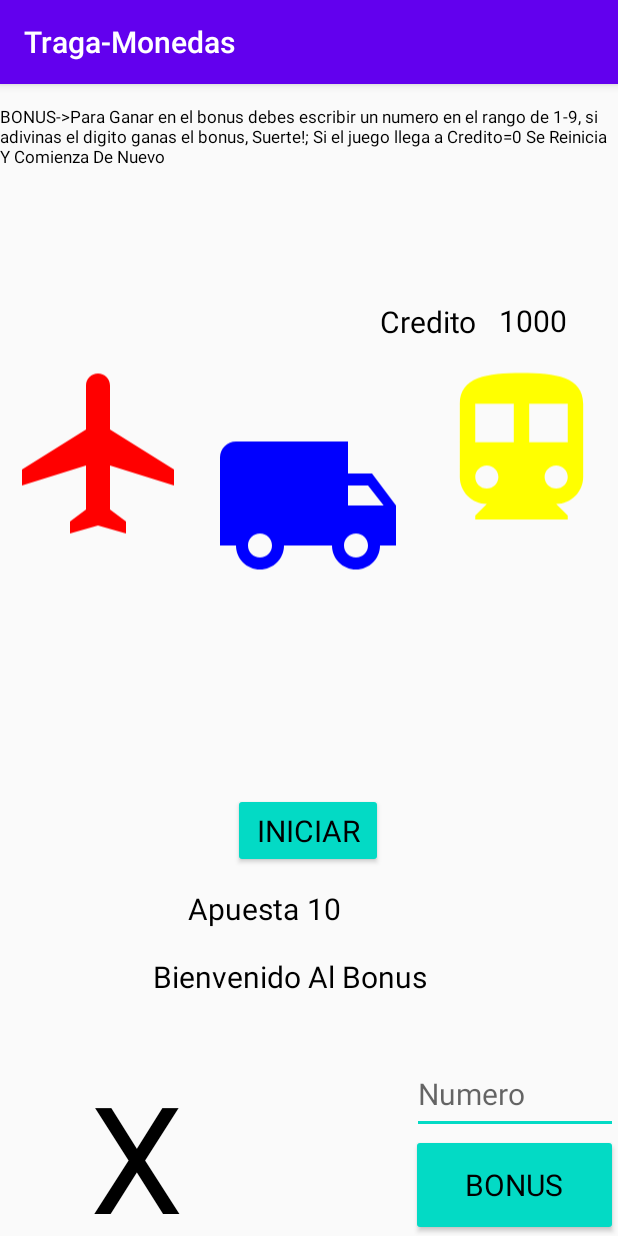
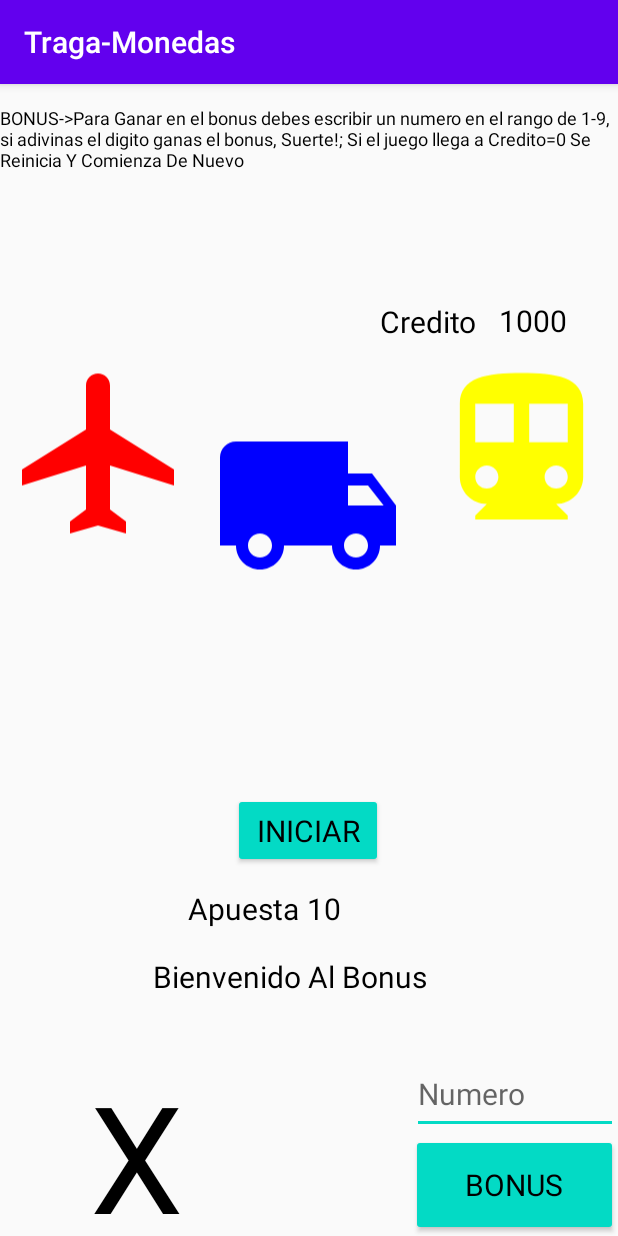
Before and after one commit to Marpol96/Ptoyecto2Parcial_MPLC, an Android app: the screen it shows after launch (MainActivity), on a phone screen of 412 x 824 dp. Run offline under Robolectric (Android 15) with nearby library versions, the phone set to English and light mode, and no system bars.

Commit message:
Avance13

```diff
--- a/Project/app/src/main/res/layout/activity_main.xml
+++ b/Project/app/src/main/res/layout/activity_main.xml
@@ -15,14 +15,14 @@
     <TextView
         android:id="@+id/text_Credito"
         android:layout_width="79dp"
-        android:layout_height="33dp"
+        android:layout_height="33sp"
         android:layout_marginStart="16sp"
-        android:layout_marginTop="71dp"
+        android:layout_marginTop="71sp"
         android:breakStrategy="high_quality"
         android:fontFamily="Roboto"
         android:text="@string/text_Credito"
         android:textColor="#000000"
-        android:textSize="20dp"
+        android:textSize="20sp"
         app:layout_constraintBottom_toTopOf="@+id/Vista3"
         app:layout_constraintEnd_toStartOf="@+id/text_Credit"
         app:layout_constraintHorizontal_bias="1.0"
@@ -33,9 +33,9 @@
 
     <TextView
         android:id="@+id/text_Credit"
-        android:layout_width="79dp"
-        android:layout_height="33dp"
-        android:layout_marginTop="84dp"
+        android:layout_width="79sp"
+        android:layout_height="33sp"
+        android:layout_marginTop="84sp"
         android:text="@string/text_Credit"
         android:fontFamily=""
         android:textColor="#000000"
@@ -48,9 +48,9 @@
 
     <ImageView
         android:id="@+id/Vista1"
-        android:layout_width="128dp"
-        android:layout_height="135dp"
-        android:layout_marginStart="4dp"
+        android:layout_width="128sp"
+        android:layout_height="135sp"
+        android:layout_marginStart="4sp"
         android:contentDescription="@string/Vista1"
         android:visibility="visible"
         app:layout_constraintBottom_toBottomOf="parent"
@@ -65,9 +65,9 @@
     <ImageView
         android:id="@+id/Vista3"
         android:fontFamily="Roboto"
-        android:layout_width="123dp"
-        android:layout_height="132dp"
-        android:layout_marginBottom="4dp"
+        android:layout_width="123sp"
+        android:layout_height="132sp"
+        android:layout_marginBottom="4sp"
         android:contentDescription="@string/Vista3"
         android:visibility="visible"
         app:layout_constraintBottom_toBottomOf="parent"
@@ -81,10 +81,10 @@
 
     <ImageView
         android:id="@+id/Vista2"
-        android:layout_width="128dp"
+        android:layout_width="128sp"
         android:fontFamily="Roboto"
-        android:layout_height="135dp"
-        android:layout_marginTop="130dp"
+        android:layout_height="135sp"
+        android:layout_marginTop="130sp"
         android:contentDescription="@string/Vista2"
         android:visibility="visible"
         app:layout_constraintBottom_toTopOf="@+id/Button_Play"
@@ -99,13 +99,13 @@
     <Button
         android:id="@+id/Button_Play"
         style="@style/Widget.AppCompat.Button.Colored"
-        android:layout_width="100dp"
-        android:layout_height="50dp"
+        android:layout_width="100sp"
+        android:layout_height="50sp"
         android:textColor="#000000"
         android:fontFamily="Roboto"
-        android:layout_marginBottom="324dp"
+        android:layout_marginBottom="324sp"
         android:text="@string/Button_Play"
-        android:textSize="20dp"
+        android:textSize="20sp"
         app:layout_constraintBottom_toBottomOf="parent"
         app:layout_constraintEnd_toEndOf="parent"
         app:layout_constraintHorizontal_bias="0.498"
@@ -115,8 +115,8 @@
 
     <TextView
         android:id="@+id/text_apuesta"
-        android:layout_width="79dp"
-        android:layout_height="33dp"
+        android:layout_width="79sp"
+        android:layout_height="33sp"
         android:textSize="20sp"
         android:fontFamily="Roboto"
         android:text="@string/text_Apuestatitulo"
@@ -131,9 +131,9 @@
 
     <TextView
         android:id="@+id/text_apues"
-        android:layout_width="71dp"
+        android:layout_width="71sp"
         android:fontFamily="Roboto"
-        android:layout_height="33dp"
+        android:layout_height="33sp"
         android:textSize="20sp"
         android:text="@string/text_Apuesta"
         android:textColor="#000000"
@@ -148,11 +148,11 @@
     <Button
         android:id="@+id/button_Bonus"
         style="@style/Widget.AppCompat.Button.Colored"
-        android:layout_width="138dp"
+        android:layout_width="138sp"
         android:fontFamily="Roboto"
-        android:layout_height="68dp"
+        android:layout_height="68sp"
         android:text="@string/Button_Bonus"
-        android:textSize="20dp"
+        android:textSize="20sp"
         android:textColor="#000000"
         app:layout_constraintBottom_toBottomOf="parent"
         app:layout_constraintEnd_toEndOf="parent"
@@ -162,7 +162,7 @@
         android:id="@+id/Instrucciones"
         android:layout_width="wrap_content"
         android:layout_height="wrap_content"
-        android:textSize="11sp"
+        android:textSize="12sp"
         android:fontFamily="Roboto"
         android:text="@string/text_Instrucciones"
         app:layout_constraintBottom_toTopOf="@+id/text_Credito"
@@ -174,9 +174,9 @@
 
     <TextView
         android:id="@+id/Text_Titulo"
-        android:layout_width="199dp"
-        android:layout_height="32dp"
-        android:layout_marginTop="12dp"
+        android:layout_width="199sp"
+        android:layout_height="32sp"
+        android:layout_marginTop="12sp"
         android:textColor="#000000"
         android:fontFamily="Roboto"
         android:text="@string/text_Titulo"
@@ -188,8 +188,9 @@
 
     <EditText
         android:id="@+id/text_pedir"
-        android:layout_width="137dp"
-        android:layout_height="53dp"
+        android:autofillHints="Numero"
+        android:layout_width="137sp"
+        android:layout_height="53sp"
         android:ems="10"
         android:fontFamily="Roboto"
         android:hint="@string/text_pedrNumero"
@@ -201,8 +202,8 @@
 
     <TextView
         android:id="@+id/text_NumOculto"
-        android:layout_width="171dp"
-        android:layout_height="109dp"
+        android:layout_width="171sp"
+        android:layout_height="109sp"
         android:textSize="99sp"
         android:fontFamily="Roboto"
         android:text="@string/text_vistaNumeroOculto"
```
